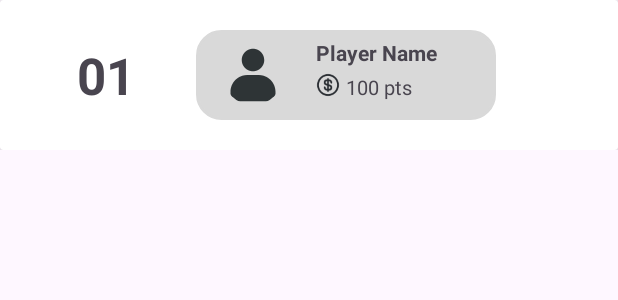
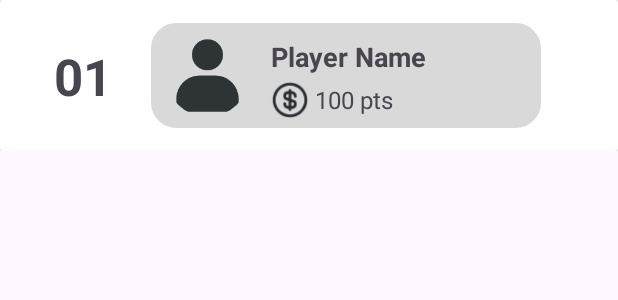
Before and after one commit to TeeQiJing/EduMaster, an Android app: the layout leaderboard_card.xml on its own in the app's theme, with its tools: preview values and no code run, on a phone screen of 412 x 824 dp. Shown: the top 300 px of the screen. Run offline under Robolectric (Android 15) with nearby library versions, the phone set to English and light mode, and no system bars; plain views replace RoundedImageView; Roboto replaces fonts that are not available here.

Commit message:
modify lil bit xml for leaderboard

```diff
--- a/app/src/main/res/layout/leaderboard_card.xml
+++ b/app/src/main/res/layout/leaderboard_card.xml
@@ -15,7 +15,8 @@
 
         <androidx.constraintlayout.widget.ConstraintLayout
             android:layout_width="match_parent"
-            android:layout_height="match_parent">
+            android:layout_height="wrap_content">
+
             <androidx.constraintlayout.widget.Guideline
                 android:id="@+id/start_guideline"
                 android:layout_width="wrap_content"
@@ -25,7 +26,7 @@
 
             <TextView
                 android:id="@+id/ranking"
-                android:layout_width="100dp"
+                android:layout_width="70dp"
                 android:layout_height="100dp"
                 android:gravity="center"
                 android:text="01"
@@ -33,13 +34,14 @@
                 android:textStyle="bold"
                 app:layout_constraintBottom_toBottomOf="parent"
                 app:layout_constraintStart_toStartOf="@id/start_guideline"
-                app:layout_constraintTop_toTopOf="parent"
-                 />
+                app:layout_constraintTop_toTopOf="parent" />
 
             <androidx.constraintlayout.widget.ConstraintLayout
-                android:layout_width="200dp"
-                android:layout_height="60dp"
+                android:layout_width="260dp"
+                android:layout_height="70dp"
                 android:layout_marginStart="10dp"
+                android:layout_marginTop="15dp"
+                android:layout_marginBottom="15dp"
                 android:background="@drawable/ranking_item"
                 app:layout_constraintBottom_toBottomOf="parent"
                 app:layout_constraintStart_toEndOf="@+id/ranking"
@@ -50,8 +52,9 @@
                     android:layout_width="wrap_content"
                     android:layout_height="wrap_content"
                     android:layout_marginStart="80dp"
-                    android:layout_marginTop="5dp"
+                    android:layout_marginTop="10dp"
                     android:text="Player Name"
+                    android:textSize="18sp"
                     android:textStyle="bold"
                     app:layout_constraintStart_toStartOf="parent"
                     app:layout_constraintTop_toTopOf="parent" />
@@ -61,16 +64,16 @@
                     android:layout_width="wrap_content"
                     android:layout_height="wrap_content"
                     android:layout_marginStart="4dp"
-                    android:layout_marginTop="4dp"
+                    android:layout_marginTop="5dp"
                     android:text="100 pts"
-                    android:textSize="13sp"
+                    android:textSize="16sp"
                     app:layout_constraintStart_toEndOf="@+id/imageView2"
                     app:layout_constraintTop_toBottomOf="@+id/test_name" />
 
                 <ImageView
                     android:id="@+id/imageView2"
-                    android:layout_width="16dp"
-                    android:layout_height="16dp"
+                    android:layout_width="25dp"
+                    android:layout_height="25dp"
                     android:layout_marginTop="4dp"
                     app:layout_constraintStart_toStartOf="@+id/test_name"
                     app:layout_constraintTop_toBottomOf="@+id/test_name"
@@ -78,9 +81,9 @@
 
                 <com.makeramen.roundedimageview.RoundedImageView
                     android:id="@+id/user_avatar"
-                    android:layout_width="40dp"
-                    android:layout_height="40dp"
-                    android:layout_marginStart="18dp"
+                    android:layout_width="55dp"
+                    android:layout_height="55dp"
+                    android:layout_marginStart="10dp"
                     android:scaleType="centerCrop"
                     android:src="@drawable/profile_placeholder"
                     app:layout_constraintBottom_toBottomOf="parent"
```
Also changed, not shown: app/src/main/res/layout/fragment_leaderboard.xml (+12 -11 lines), app/src/main/res/layout/fragment_profile.xml (+5 -6 lines).
